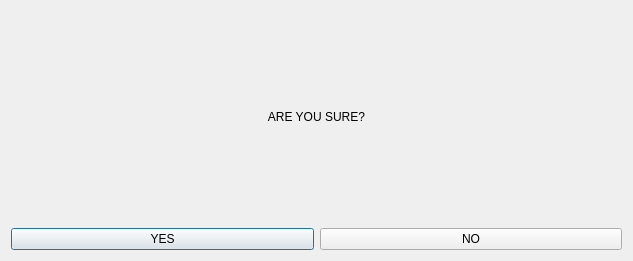
Above: MATFWars/check.ui from Divljo31/MATFWars before the change. Below: the same form after it.
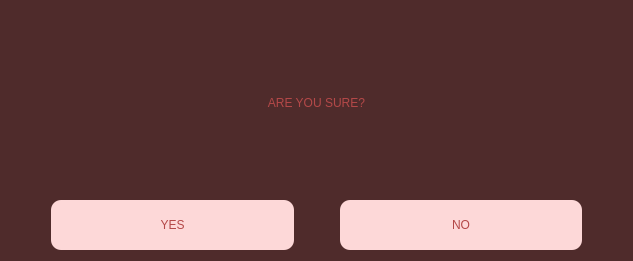
That is the form after the change.

Diff of the .ui file:
```diff
--- a/MATFWars/check.ui
+++ b/MATFWars/check.ui
@@ -13,9 +13,16 @@
   <property name="windowTitle">
    <string>MATFWars</string>
   </property>
+  <property name="styleSheet">
+   <string notr="true">background-color: rgb(79, 43, 43);</string>
+  </property>
   <layout class="QVBoxLayout" name="verticalLayout">
    <item>
     <widget class="QLabel" name="sure_label">
+     <property name="styleSheet">
+      <string notr="true">font: 600 35pt &quot;URW Bookman&quot;;
+color:rgb(180, 72, 72);</string>
+     </property>
      <property name="text">
       <string>ARE YOU SURE?</string>
      </property>
@@ -26,20 +33,117 @@
    </item>
    <item>
     <layout class="QHBoxLayout" name="horizontalLayout">
+     <item>
+      <spacer name="horizontalSpacer">
+       <property name="orientation">
+        <enum>Qt::Horizontal</enum>
+       </property>
+       <property name="sizeType">
+        <enum>QSizePolicy::Fixed</enum>
+       </property>
+       <property name="sizeHint" stdset="0">
+        <size>
+         <width>40</width>
+         <height>20</height>
+        </size>
+       </property>
+      </spacer>
+     </item>
      <item>
       <widget class="QPushButton" name="yes_check_button">
+       <property name="sizePolicy">
+        <sizepolicy hsizetype="Expanding" vsizetype="Expanding">
+         <horstretch>3</horstretch>
+         <verstretch>3</verstretch>
+        </sizepolicy>
+       </property>
+       <property name="minimumSize">
+        <size>
+         <width>30</width>
+         <height>50</height>
+        </size>
+       </property>
+       <property name="maximumSize">
+        <size>
+         <width>300</width>
+         <height>50</height>
+        </size>
+       </property>
+       <property name="styleSheet">
+        <string notr="true">color:rgb(180, 72, 72);
+font: 600 25pt &quot;URW Bookman&quot;;
+background-color: rgb(253, 216, 216);
+border-radius:10px;</string>
+       </property>
        <property name="text">
         <string>YES</string>
        </property>
       </widget>
      </item>
+     <item>
+      <spacer name="horizontalSpacer_2">
+       <property name="orientation">
+        <enum>Qt::Horizontal</enum>
+       </property>
+       <property name="sizeType">
+        <enum>QSizePolicy::Fixed</enum>
+       </property>
+       <property name="sizeHint" stdset="0">
+        <size>
+         <width>40</width>
+         <height>20</height>
+        </size>
+       </property>
+      </spacer>
+     </item>
      <item>
       <widget class="QPushButton" name="no_check_button">
+       <property name="sizePolicy">
+        <sizepolicy hsizetype="Expanding" vsizetype="Expanding">
+         <horstretch>3</horstretch>
+         <verstretch>3</verstretch>
+        </sizepolicy>
+       </property>
+       <property name="minimumSize">
+        <size>
+         <width>30</width>
+         <height>50</height>
+        </size>
+       </property>
+       <property name="maximumSize">
+        <size>
+         <width>300</width>
+         <height>50</height>
+        </size>
+       </property>
+       <property name="styleSheet">
+        <string notr="true">color:rgb(180, 72, 72);
+font: 600 25pt &quot;URW Bookman&quot;;
+
+background-color: rgb(253, 216, 216);
+border-radius:10px;</string>
+       </property>
        <property name="text">
         <string>NO</string>
        </property>
       </widget>
      </item>
+     <item>
+      <spacer name="horizontalSpacer_3">
+       <property name="orientation">
+        <enum>Qt::Horizontal</enum>
+       </property>
+       <property name="sizeType">
+        <enum>QSizePolicy::Fixed</enum>
+       </property>
+       <property name="sizeHint" stdset="0">
+        <size>
+         <width>40</width>
+         <height>20</height>
+        </size>
+       </property>
+      </spacer>
+     </item>
     </layout>
    </item>
   </layout>
```
